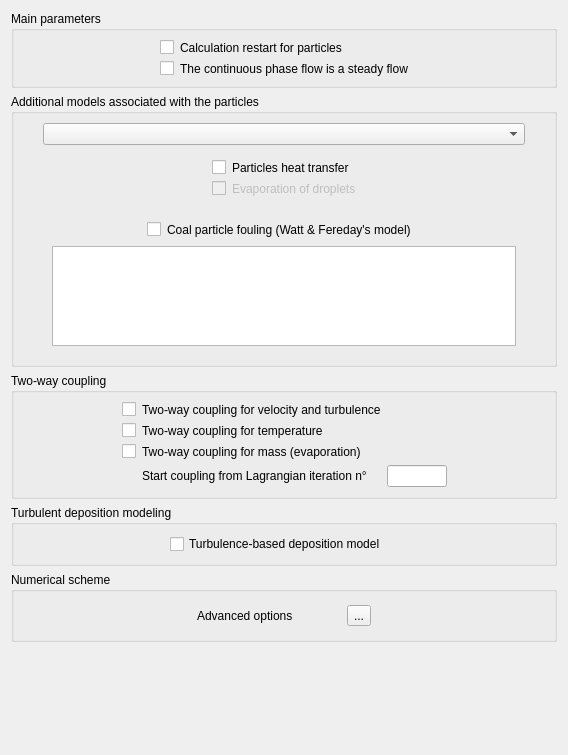
code-saturne/code_saturne, file gui/Pages/LagrangianForm.ui: the form before one commit.
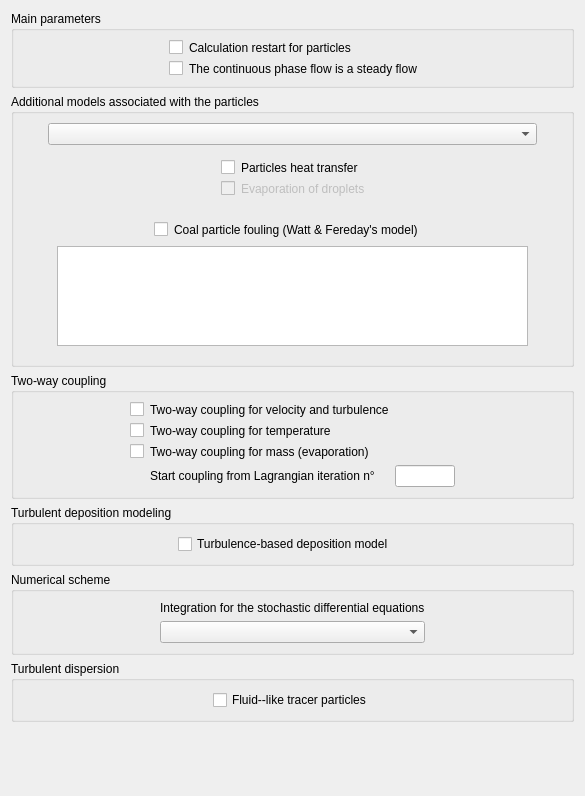
The form after the commit. Icons and pictures are not drawn.

```diff
--- a/gui/Pages/LagrangianForm.ui
+++ b/gui/Pages/LagrangianForm.ui
@@ -6,16 +6,14 @@
    <rect>
     <x>0</x>
     <y>0</y>
-    <width>564</width>
-    <height>755</height>
+    <width>585</width>
+    <height>796</height>
    </rect>
   </property>
   <property name="windowTitle">
    <string>Form</string>
   </property>
-  <layout class="QGridLayout" name="gridLayout_5">
-   <item row="0" column="0">
-    <layout class="QVBoxLayout" name="verticalLayout_2">
+  <layout class="QVBoxLayout" name="verticalLayout_4">
      <item>
       <widget class="QGroupBox" name="groupBoxMain">
        <property name="toolTip">
@@ -336,8 +334,8 @@
           </property>
           <property name="sizeHint" stdset="0">
            <size>
-            <width>31</width>
-            <height>20</height>
+          <width>27</width>
+          <height>13</height>
            </size>
           </property>
          </spacer>
@@ -461,8 +459,8 @@
           </property>
           <property name="sizeHint" stdset="0">
            <size>
-            <width>40</width>
-            <height>20</height>
+          <width>27</width>
+          <height>13</height>
            </size>
           </property>
          </spacer>
@@ -524,53 +522,24 @@
           <property name="sizeHint" stdset="0">
            <size>
             <width>162</width>
-            <height>28</height>
+          <height>13</height>
            </size>
           </property>
          </spacer>
         </item>
         <item>
-         <layout class="QHBoxLayout" name="horizontalLayout_6">
+       <layout class="QVBoxLayout" name="verticalLayout_3">
           <item>
-           <widget class="QLabel" name="labelAdvanced">
-            <property name="toolTip">
-             <string>&lt;html&gt;&lt;head/&gt;&lt;body&gt;&lt;p&gt;&lt;span style=&quot; font-size:9pt;&quot;&gt;Specify the numerical scheme advanced options.&lt;/span&gt;&lt;/p&gt;&lt;/body&gt;&lt;/html&gt;</string>
-            </property>
+         <widget class="QLabel" name="label">
             <property name="text">
-             <string>Advanced options</string>
+           <string>Integration for the stochastic differential equations</string>
             </property>
            </widget>
           </item>
           <item>
-           <spacer name="horizontalSpacer_4">
-            <property name="orientation">
-             <enum>Qt::Horizontal</enum>
-            </property>
-            <property name="sizeHint" stdset="0">
-             <size>
-              <width>13</width>
-              <height>29</height>
-             </size>
-            </property>
-           </spacer>
-          </item>
-          <item>
-           <widget class="QToolButton" name="toolButtonAdvanced">
+         <widget class="QComboBox" name="comboBoxNORDRE">
             <property name="toolTip">
-             <string>&lt;html&gt;&lt;head/&gt;&lt;body&gt;&lt;p&gt;&lt;span style=&quot; font-size:9pt;&quot;&gt;Specify the numerical scheme advanced options.&lt;/span&gt;&lt;/p&gt;&lt;/body&gt;&lt;/html&gt;</string>
-            </property>
-            <property name="text">
-             <string>...</string>
-            </property>
-            <property name="icon">
-             <iconset resource="resources_pages.qrc">
-              <normaloff>:/new/prefix1/icons/22x22/preferences-system.png</normaloff>:/new/prefix1/icons/22x22/preferences-system.png</iconset>
-            </property>
-            <property name="iconSize">
-             <size>
-              <width>22</width>
-              <height>22</height>
-             </size>
+           <string>&lt;html&gt;&lt;head/&gt;&lt;body&gt;&lt;p&gt;Select the order of time integration of the stochastic differential equations. The order can be either first or second. &lt;/p&gt;&lt;p&gt;(Code_Saturne key word: &lt;span style=&quot; font-weight:600;&quot;&gt;NORDRE&lt;/span&gt;)&lt;/p&gt;&lt;/body&gt;&lt;/html&gt;</string>
             </property>
            </widget>
           </item>
@@ -592,9 +561,59 @@
        </layout>
       </widget>
      </item>
-    </layout>
-   </item>
-   <item row="2" column="0">
+   <item>
+    <widget class="QGroupBox" name="groupBox_turbdisp">
+     <property name="toolTip">
+      <string>&lt;html&gt;&lt;head/&gt;&lt;body&gt;&lt;p&gt;&lt;br/&gt;&lt;/p&gt;&lt;/body&gt;&lt;/html&gt;</string>
+     </property>
+     <property name="title">
+      <string>Turbulent dispersion</string>
+     </property>
+     <layout class="QHBoxLayout" name="horizontalLayout_10">
+      <item>
+       <spacer name="horizontalSpacer_7">
+        <property name="orientation">
+         <enum>Qt::Horizontal</enum>
+        </property>
+        <property name="sizeHint" stdset="0">
+         <size>
+          <width>27</width>
+          <height>13</height>
+         </size>
+        </property>
+       </spacer>
+      </item>
+      <item>
+       <layout class="QVBoxLayout" name="verticalLayout_2">
+        <item>
+         <widget class="QCheckBox" name="checkBoxMODCPL">
+          <property name="toolTip">
+           <string>&lt;html&gt;&lt;head/&gt;&lt;body&gt;&lt;p&gt;If checked the particles are assumed to be fluid-like tracer particles, otherwise they are material particles.&lt;/p&gt;&lt;p&gt;(Code_Saturne key word: &lt;span style=&quot; font-weight:600;&quot;&gt;MODCPL&lt;/span&gt;)&lt;/p&gt;&lt;/body&gt;&lt;/html&gt;</string>
+          </property>
+          <property name="text">
+           <string>Fluid--like tracer particles</string>
+          </property>
+         </widget>
+        </item>
+       </layout>
+      </item>
+      <item>
+       <spacer name="horizontalSpacer_8">
+        <property name="orientation">
+         <enum>Qt::Horizontal</enum>
+        </property>
+        <property name="sizeHint" stdset="0">
+         <size>
+          <width>40</width>
+          <height>20</height>
+         </size>
+        </property>
+       </spacer>
+      </item>
+     </layout>
+    </widget>
+   </item>
+   <item>
     <spacer>
      <property name="orientation">
       <enum>Qt::Vertical</enum>
```
Lines whose indentation alone changed are shown as unchanged.
